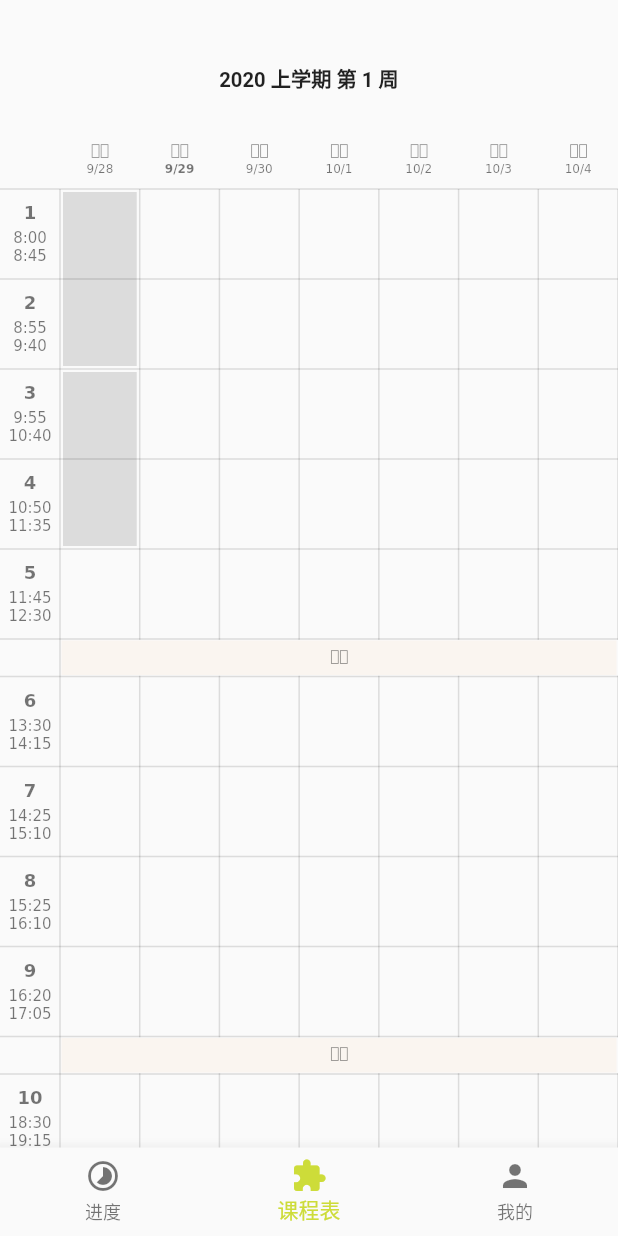
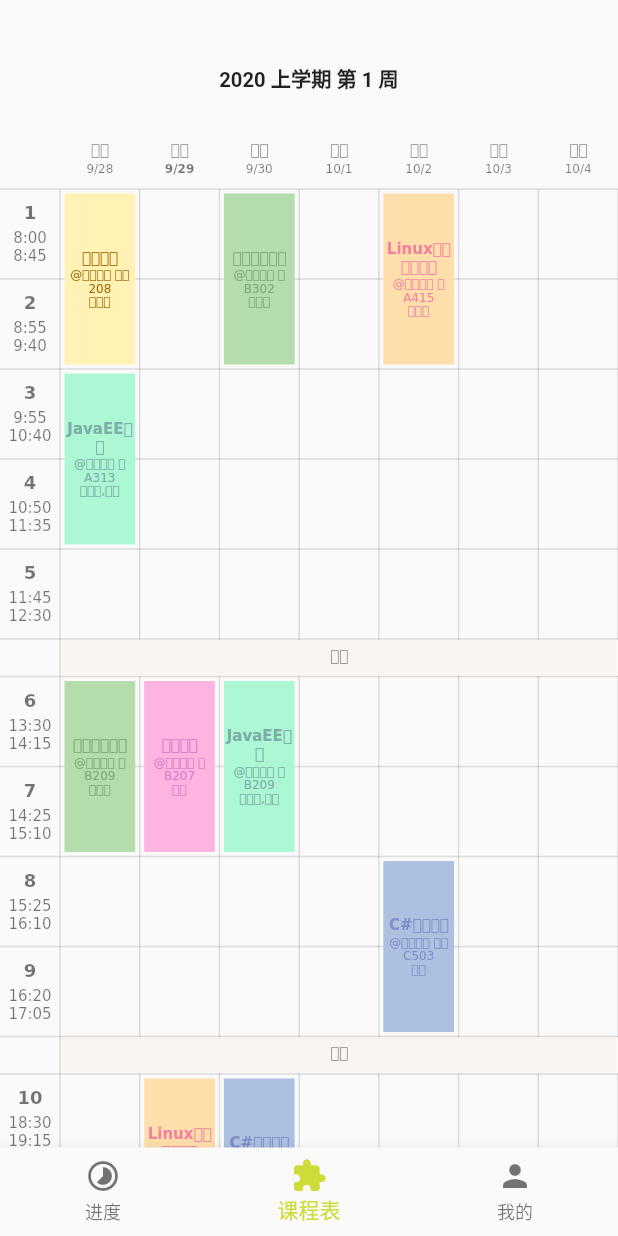
Before and after one commit to h1542462994/flutter-class, a Flutter app: the screen it shows after launch, on a phone screen of 412 x 824 dp. Run offline on Flutter 3.47's test engine with Material 2 defaults, Android fonts, the phone set to English and light mode, and no system bars.

Commit message:
时间表：完成课表的文字填充和单元格填充
updates:
1. 修复了数据不一致的问题。
（问题，将pageIndex全局变量应用到各业导致的问题，现在已修复该bug）
2. TODO：调整配色
3. TODO：添加动态调整单元格高度的功能，防止因为填充不下导致文本溢出的问题（现在正在思考解决方案）
future:
1. 添加pageIndex切换菜单（优先级高）
2. 添加用户中心和数据同步功能（优先度中）
3. 添加从zjut正方教务系统爬取数据的功能
4. 添加多用户课表（不同用户之间可以共享课表）（可能需要一段时间）
5. 添加空课表课表（需要前一项完成）

```diff
--- a/schedule/lib/common/range.dart
+++ b/schedule/lib/common/range.dart
@@ -40,6 +40,7 @@ class Range{
   }
 
   bool contains(int value){
+    //print("${this.start},$value,${this.end}");
     return this.start <= value && this.end >= value;
   }
 }
--- a/schedule/lib/common/ranges.dart
+++ b/schedule/lib/common/ranges.dart
@@ -15,7 +15,9 @@ class Ranges {
   List<Range> ranges;
 
   bool contains(int value){
-    return ranges.where((element) => !element.contains(value)).isEmpty;
+    // print(value);
+    // print(ranges);
+    return ranges.where((element) => element.contains(value)).isNotEmpty;
   }
 
   Ranges split(int value) {
--- a/schedule/lib/models/classCell.dart
+++ b/schedule/lib/models/classCell.dart
@@ -19,6 +19,7 @@ class ClassCell {
   /// to justify whether the cell is shown by index.
   bool shown(int index){
     Ranges ranges = Ranges.s(weeks);
+    //print(ranges);
     return ranges.contains(index + 1);
   }
 
@@ -26,7 +27,6 @@ class ClassCell {
 
   @override
   String toString() {
-    // TODO: implement toString
     return "row:${this.row},column:${this.column},length:${this.length},weeks:${this.weeks},title:${this.title},dest:${this.dest},teacher:${this.teacher}";
   }
 }
--- a/schedule/lib/models/classTable.dart
+++ b/schedule/lib/models/classTable.dart
@@ -5,6 +5,8 @@ class ClassTable {
   List<ClassCell> cells;
 
   Iterable<ClassCell> getShownCells(int index){
-    return cells.takeWhile((value) => value.shown(index));
+    //print(index);
+    // TODO: FIX, 已经解决了缺少个别项的问题。
+    return cells.where((value) => value.shown(index));
   }
 }
--- a/schedule/lib/models/termGroup.dart
+++ b/schedule/lib/models/termGroup.dart
@@ -15,14 +15,14 @@ class TermGroup {
   List<Term> terms = [];
 
   /// get the term from the index. the index means pageIndex shown in the pageViewer
-  Term getTermFromIndex(int index) {
-    if(index < 0 || index >= weekCount) {
-      throw IndexError(index, terms);
+  Term getTermFromPageIndex(int pageIndex) {
+    if(pageIndex < 0 || pageIndex >= weekCount) {
+      throw IndexError(pageIndex, terms);
     }
     int accumulateIndex = 0;
     for(var term in terms){
       accumulateIndex += term.lasting;
-      if(index < accumulateIndex){
+      if(pageIndex < accumulateIndex){
         return term;
       }
     }
@@ -55,9 +55,9 @@ class TermGroup {
   // get the total weekCount
   int get weekCount => terms.map((e) => e.lasting).reduce((value, element) => value + element);
 
-  int currentIndexOfPageIndex(int index) {
-    if(index < 0 || index >= weekCount) {
-      throw IndexError(index, terms);
+  int currentIndexOfPageIndex(int pageIndex) {
+    if(pageIndex < 0 || pageIndex >= weekCount) {
+      throw IndexError(pageIndex, terms);
     }
     int accumulateIndex0 = 0; // the last record of accumulateIndex.
     int accumulateIndex = 0; // the current record of accumulateIndex.
@@ -65,8 +65,8 @@ class TermGroup {
       accumulateIndex0 = accumulateIndex;
       accumulateIndex += term.lasting;
 
-      if(index < accumulateIndex){
-        return index - accumulateIndex0;
+      if(pageIndex < accumulateIndex){
+        return pageIndex - accumulateIndex0;
       }
     }
     return -1;
--- a/schedule/lib/notifier/timeTableModel.dart
+++ b/schedule/lib/notifier/timeTableModel.dart
@@ -1,29 +1,46 @@
 import 'package:schedule/common/index.dart';
 import 'package:schedule/models/index.dart';
+import 'package:schedule/widgets/index.dart';
 
 class TimeTableModel extends BaseChangeNotifier {
   TimeTableModel(){
     currentDate = DateTime.now().date;
   }
 
+  int _pageIndex = 0;
+  ColorPalette _colorPalette = ColorPalette();
 
   TermGroup get termGroup => Global.termGroup;
+  // 三个属性由于不一致性的问题，以全部移动到对应的简便方法。
   /// the current term
-  Term get term => termGroup.getTermFromIndex(_pageIndex);
-  /// the current timeTable of term
-  TimeTable get timeTable => termGroup.getTimeTableFromTerm(term);
-  /// the index of the @term
-  int get currentIndex => termGroup.currentIndexOfPageIndex(_pageIndex);
-  //DateTime get startDate => termGroup.weekStartOfIndex(_index);
+  // Term get term => termGroup.getTermFromPageIndex(_pageIndex);
+  // /// the current timeTable of term
+  // TimeTable get timeTable => termGroup.getTimeTableFromTerm(term);
+  // /// the index of the @term
+  // int get currentIndex => termGroup.currentIndexOfPageIndex(_pageIndex);
+  // //DateTime get startDate => termGroup.weekStartOfIndex(_index);
 
   /// the days shown in a week, it should be 5 or 7.
   int daysCount = 7;
   DateTime currentDate;
-  int _pageIndex = 0;
+
   int get pageIndex => _pageIndex;
+  ColorPalette get colorPalette => _colorPalette;
+
   set pageIndex (int value) {
     _pageIndex = value;
     notifyListeners();
   }
 
+  Iterable<ClassCell> getShownCellsFromPageIndex(int pageIndex){
+    Term term = termGroup.getTermFromPageIndex(pageIndex);
+    return term.classTable.getShownCells(termGroup.currentIndexOfPageIndex(pageIndex));
+  }
+  Term getTermFromPageIndex(int pageIndex) => termGroup.getTermFromPageIndex(pageIndex);
+  TimeTable getTimeTableFromPageIndex(int pageIndex) => termGroup.getTimeTableFromTerm(getTermFromPageIndex(pageIndex));
+  int getCurrentIndexFromPageIndex(int pageIndex) => termGroup.currentIndexOfPageIndex(pageIndex);
+  double getTableHeightFromPageIndex(int pageIndex) {
+    TimeTable timeTable = getTimeTableFromPageIndex(pageIndex);
+    return Const.cellHeight * timeTable.countMax + 2 * Const.splitHeight;
+  }
 }
--- a/schedule/lib/routes/classTablePage.dart
+++ b/schedule/lib/routes/classTablePage.dart
@@ -11,13 +11,17 @@ class ClassTablePage extends StatefulWidget {
 }
 
 class _ClassTablePageState extends State<ClassTablePage> {
+
+
   @override
   Widget build(BuildContext context) {
     TimeTableModel timeTableModel = Provider.of<TimeTableModel>(context);
+    var term = timeTableModel.getTermFromPageIndex(timeTableModel.pageIndex);
+    var currentIndex = timeTableModel.getCurrentIndexFromPageIndex(timeTableModel.pageIndex);
     return Container(
       child: Column(
         children: [
-          TitleBar("${timeTableModel.term.title} 第 ${timeTableModel.currentIndex + 1} 周"), // 标题栏
+          TitleBar("${term.title} 第 ${currentIndex + 1} 周"), // 标题栏
           ClassTableElement() // 主体
         ],
       )
--- a/schedule/lib/widgets/classTableBodyCellPainter.dart
+++ /dev/null
@@ -1,65 +0,0 @@
-import 'dart:ui' as ui;
-
-
-import 'package:flutter/widgets.dart';
-import 'package:schedule/common/index.dart';
-import 'package:schedule/models/index.dart';
-import 'package:schedule/notifier/index.dart';
-import 'package:schedule/widgets/index.dart';
-
-
-class ClassTableBodyCellPainter extends CustomPainter {
-  final int index;
-  final TimeTableModel timeTableModel;
-  TimeTable get timeTable => timeTableModel.timeTable;
-  double cellWidth;
-
-  ClassTableBodyCellPainter(this.index, this.timeTableModel);
-
-  @override
-  void paint(Canvas canvas, Size size) {
-    cellWidth = (size.width - Const.cornerWidth) / timeTableModel.daysCount;
-    var cells = this.timeTableModel.term.classTable.getShownCells(index);
-    for(var cell in cells){
-      int row = cell.row;
-      int columnStart = cell.column;
-      int columnEnd = cell.column + cell.length - 1;
-      // ------ starts.. cut the cell to parts. ------
-      Range range = Range(columnStart, columnEnd);
-      Ranges r1 = range.split(timeTable.amCountMax);
-      Ranges r2 = r1.split((timeTable.amCountMax + timeTable.pmCountMax)); // to split if the class cell is cross the lunch or dinner.
-      // ------ ends.. cut the cell to parts. ------
-      for(Range range in r2.ranges){
-        _paintCell(canvas, cell, range);
-      }
-    }
-  }
-
-  void _paintCell(Canvas canvas, ClassCell cell, Range range){
-
-    // print(cell);
-    // print(range);
-    double dx = Const.cornerWidth + (cell.row - 1) * cellWidth;
-    double dy = 50;
-    if(range.end <= timeTable.amCountMax){
-      dy = (range.start - 1) * Const.cellHeight;
-    } else if(range.end <= timeTable.amCountMax + timeTable.pmCountMax) {
-      dy = (range.start - 1) * Const.cellHeight + Const.splitHeight;
-    } else {
-      dy = (range.start - 1) * Const.cellHeight + 2 * Const.splitHeight;
-    }
-
-    canvas.drawRect(
-        ui.Rect.fromLTWH(
-            dx + 2,
-            dy + 2,
-            cellWidth - 4,
-            (range.end - range.start + 1) * Const.cellHeight - 4), MyPaints.graySquarePaint);
-  }
-
-  @override
-  bool shouldRepaint(CustomPainter oldDelegate) {
-    return false;
-  }
-
-}
--- a/schedule/lib/widgets/classTableElement.dart
+++ b/schedule/lib/widgets/classTableElement.dart
@@ -15,7 +15,7 @@ class _ClassTableElementState extends State<ClassTableElement> {
 
   //int dayCount = 7;
   TimeTableModel timeTableModel;
-  TimeTable get timeTable => timeTableModel.timeTable;
+  //TimeTable get timeTable => timeTableModel.timeTable;
   Size size;
 
   @override
@@ -42,27 +42,27 @@ class _ClassTableElementState extends State<ClassTableElement> {
   }
 
   // 构建标题栏
-  Widget _buildHeader(int index){
+  Widget _buildHeader(int pageIndex){
     return CustomPaint(
-      painter: ClassTableHeaderPainter(index, timeTableModel), // header painter
+      painter: ClassTableHeaderPainter(pageIndex, timeTableModel), // header painter
       size: Size(size.width, Const.cornerHeight)
     );
   }
 
   // 构建表格栏
-  Widget _buildBody(int index){
+  Widget _buildBody(int pageIndex){
     return Expanded(
       child: SingleChildScrollView( // 可以滚动，以适应列表过长的情况
         scrollDirection: Axis.vertical,
         child: Stack(
           children: [
             CustomPaint(
-                painter: ClassTableBodyBackgroundPainter(timeTableModel), // table painter
-                size: Size(size.width, _measureHeight())
+                painter: ClassTableBodyBackgroundPainter(pageIndex, timeTableModel), // table painter
+                size: Size(size.width, timeTableModel.getTableHeightFromPageIndex(pageIndex))
             ),
             CustomPaint(
-              painter: ClassTableBodyCellPainter(index, timeTableModel),
-              size: Size(size.width, _measureHeight())
+              painter: ClassTableBodyCellPainter(pageIndex, timeTableModel),
+              size: Size(size.width, timeTableModel.getTableHeightFromPageIndex(pageIndex))
             )
           ],
         ),
@@ -70,9 +70,10 @@ class _ClassTableElementState extends State<ClassTableElement> {
     );
   }
 
-  double _measureHeight(){ // measure the height of the body, it must matches the ::classTableBodyBackgroundPainter
-    return Const.cellHeight * timeTable.countMax + 2 * Const.splitHeight;
-  }
+  // the function has move to timeTableModel
+  // double _measureHeight(){ // measure the height of the body, it must matches the ::classTableBodyBackgroundPainter
+  //   return Const.cellHeight * timeTable.countMax + 2 * Const.splitHeight;
+  // }
 
   void _onPageViewPageChanged(int value) {
     timeTableModel.pageIndex = value;
--- a/schedule/lib/widgets/index.dart
+++ b/schedule/lib/widgets/index.dart
@@ -1,6 +1,3 @@
 export 'titleBar.dart';
 export 'classTableElement.dart';
-export 'classTableHeaderPainter.dart';
-export 'myPaints.dart';
-export 'classTableBodyBackgroundPainter.dart';
-export 'classTableBodyCellPainter.dart';
+export 'painter/index.dart';
--- a/schedule/lib/widgets/classTableBodyBackgroundPainter.dart
+++ b/schedule/lib/widgets/painter/classTableBodyBackgroundPainter.dart
@@ -8,10 +8,12 @@ import 'package:schedule/widgets/index.dart';
 
 // 绘制课表主体的背景
 class ClassTableBodyBackgroundPainter extends CustomPainter {
-  ClassTableBodyBackgroundPainter(this.timeTableModel);
+  ClassTableBodyBackgroundPainter(this.pageIndex, this.timeTableModel);
 
   final TimeTableModel timeTableModel;
-  TimeTable get timeTable => timeTableModel.timeTable;
+  final int pageIndex;
+  // TODO: 修复timeTable的不一致性。
+  TimeTable get timeTable => timeTableModel.getTimeTableFromPageIndex(pageIndex);
 
   @override
   void paint(Canvas canvas, Size size) {
--- a/schedule/lib/widgets/classTableHeaderPainter.dart
+++ b/schedule/lib/widgets/painter/classTableHeaderPainter.dart
@@ -8,16 +8,16 @@ import 'package:schedule/widgets/index.dart';
 
 // 绘制课表的标题
 class ClassTableHeaderPainter extends CustomPainter {
-  ClassTableHeaderPainter(this.index, this.timeTableModel);
+  ClassTableHeaderPainter(this.pageIndex, this.timeTableModel);
 
-  final int index;
+  final int pageIndex;
   final TimeTableModel timeTableModel;
   /// property. the timeTable instance in model.
-  TimeTable get timeTable => timeTableModel.timeTable;
+  TimeTable get timeTable => timeTableModel.getTimeTableFromPageIndex(pageIndex);
   /// property. the days in a week.
   int get daysCount => timeTableModel.daysCount;
   /// calculating property. the start date of the week at this index.
-  DateTime get dateStart => timeTableModel.termGroup.weekStartOfIndex(index);
+  DateTime get dateStart => timeTableModel.termGroup.weekStartOfIndex(pageIndex);
   // DateTime get dateStart {
   //   return timeTable.startDate.toStartWeekOfDay(DateTime.monday)
   //     .add(Duration(days: 7 * index));
@@ -31,8 +31,9 @@ class ClassTableHeaderPainter extends CustomPainter {
       var date = dateStart.add(Duration(days: i));
       bool isToday = timeTableModel.currentDate.date == date.date;
       bool isCurrentWeekday = timeTableModel.currentDate.weekday == date.weekday;
+      Color color = isToday ? Colors.blue : Colors.black54;
 
-      ui.Paragraph paragraph = MyPaints.buildParagraph("周${getWeekOfDayText(i)}", cellWidth, blue: isToday, bold: isCurrentWeekday); // 构造一个Paragraph
+      ui.Paragraph paragraph = MyPaints.buildParagraph("周${getWeekOfDayText(i)}", cellWidth, bold: isCurrentWeekday, color: color); // 构造一个Paragraph
       double offsetHeight = 8;
       double space = 2;
       double height = paragraph.height; // 周x的高度
@@ -40,7 +41,7 @@ class ClassTableHeaderPainter extends CustomPainter {
           paragraph,
           Offset(Const.cornerWidth + cellWidth * i, offsetHeight)
       );
-      var paragraph2 = MyPaints.buildParagraph(dateStart.add(Duration(days: i)).shortMonthDayString, cellWidth, fontSize: 8, blue: isToday, bold: isCurrentWeekday);
+      var paragraph2 = MyPaints.buildParagraph(dateStart.add(Duration(days: i)).shortMonthDayString, cellWidth, fontSize: 8, bold: isCurrentWeekday, color: color);
       canvas.drawParagraph(
           paragraph2,
           Offset(Const.cornerWidth + cellWidth * i, height + offsetHeight + space));
--- /dev/null
+++ b/schedule/lib/widgets/painter/colorPalette.dart
@@ -0,0 +1,57 @@
+import 'package:flutter/material.dart';
+
+class ColorPalette {
+  ColorPalette();
+  /// 预设置的颜色色板，用于颜色的生成[背景颜色部分]。
+  final List<Color> backgroundColors = [
+    Color.fromARGB(255, 255, 242, 180),
+    Color.fromARGB(255, 172, 248, 212),
+    Color.fromARGB(255, 180, 220, 172),
+    Color.fromARGB(255, 254, 180, 225),
+    Color.fromARGB(255, 254, 223, 172),
+    Color.fromARGB(255, 172, 192, 224),
+    Color.fromARGB(255, 232, 187, 187),
+    Color.fromARGB(255, 255, 192, 87),
+    Color.fromARGB(255, 120, 200, 212),
+    Color.fromARGB(255, 225, 212, 98)
+  ];
+
+  /// 预设置的颜色色板，用于颜色的生成[前景颜色部分]。
+  final List<Color> foregroundColors = [
+    Color.fromARGB(255, 152, 96, 0),
+    Color.fromARGB(255, 126, 172, 168),
+    Color.fromARGB(255, 128, 172, 120),
+    Color.fromARGB(255, 212, 128, 200),
+    Color.fromARGB(255, 245, 127, 156),
+    Color.fromARGB(255, 128, 140, 200),
+    Color.fromARGB(255, 220, 142, 142),
+    Color.fromARGB(255, 240, 110, 100),
+    Color.fromARGB(255, 88, 157, 192),
+    Color.fromARGB(255, 200, 172, 87)
+  ];
+
+  int _index = 0;
+  Map<String, int> _dic = {};
+
+  int _indexOfKey(String key){
+    if(_dic.containsKey(key)){
+
+    } else {
+      if(_index > backgroundColors.length) {
+        _index = 0;
+      }
+      _dic[key] = _index;
+      ++_index;
+    }
+
+    return _dic[key];
+  }
+
+  Color generateBackground(String key){
+    return backgroundColors[_indexOfKey(key)];
+  }
+
+  Color generateForeground(String key){
+    return foregroundColors[_indexOfKey(key)];
+  }
+}
--- /dev/null
+++ b/schedule/lib/widgets/painter/index.dart
@@ -0,0 +1,5 @@
+export 'myPaints.dart';
+export 'classTableHeaderPainter.dart';
+export 'classTableBodyBackgroundPainter.dart';
+export 'classTableBodyCellPainter.dart';
+export 'colorPalette.dart';
--- a/schedule/lib/widgets/myPaints.dart
+++ b/schedule/lib/widgets/painter/myPaints.dart
@@ -16,7 +16,7 @@ class MyPaints {
   static Paint get graySquarePaint => colorSquarePaint(Colors.black12);
   static Paint get lightRoseSquarePaint => colorSquarePaint(Color.fromARGB(255, 250, 245, 240));
 
-  static ui.Paragraph buildParagraph(String text, double width, {double fontSize = 10, bool bold = false, bool blue = false}){
+  static ui.Paragraph buildParagraph(String text, double width, {double fontSize = 10, bool bold = false, Color color = Colors.black54}){
     ui.ParagraphBuilder paragraphBuilder = ui.ParagraphBuilder(
         ui.ParagraphStyle(
           textAlign: TextAlign.center,
@@ -25,7 +25,7 @@ class MyPaints {
           fontSize: fontSize,
         )
     );
-    paragraphBuilder.pushStyle(ui.TextStyle(color: blue ? Colors.blue : Colors.black54));
+    paragraphBuilder.pushStyle(ui.TextStyle(color: color));
     paragraphBuilder.addText(text);
     ui.ParagraphConstraints paragraphConstraints = ui.ParagraphConstraints(width: width);
     return paragraphBuilder.build()..layout(paragraphConstraints);
```
Also changed, not shown: schedule/lib/seed/exampleInstances.dart (+10 -2 lines), schedule/lib/widgets/painter/classTableBodyCellPainter.dart (added, +93 -0 lines).
